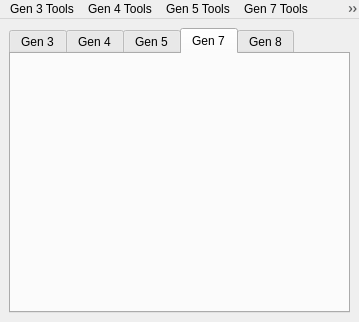
This is Form/MainWindow.ui in Admiral-Fish/PokeFinder as Qt 5 draws it before an edit. The edited form follows.
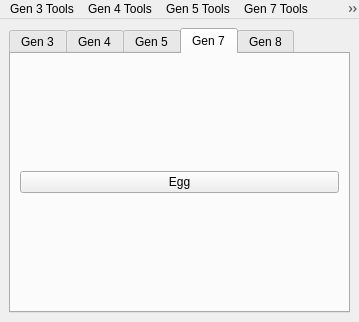
This is the edited form. The open tabs and pages were chosen to show the change. Icons and pictures are not drawn.

```diff
--- a/Form/MainWindow.ui
+++ b/Form/MainWindow.ui
@@ -165,6 +165,15 @@
        <attribute name="title">
         <string>Gen 7</string>
        </attribute>
+       <layout class="QVBoxLayout" name="verticalLayout_6">
+        <item>
+         <widget class="QPushButton" name="pushButtonEgg7">
+          <property name="text">
+           <string>Egg</string>
+          </property>
+         </widget>
+        </item>
+       </layout>
       </widget>
       <widget class="QWidget" name="tabGen8">
        <attribute name="title">
```
Left out of the diff: 3 changed lines with no effect on the pictures.
